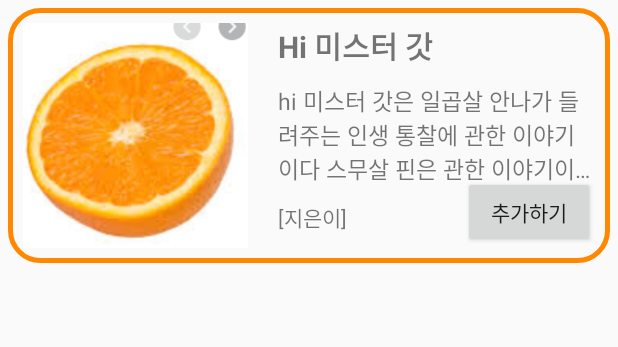
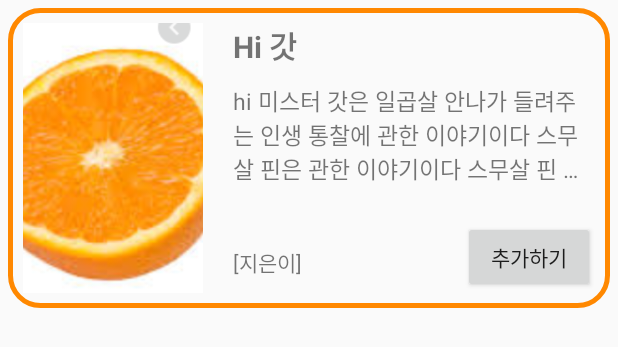
Before and after one commit to jujube0/SoptSeminar3, an Android app: the layout kakao_recycler_item.xml on its own in the app's theme, with its tools: preview values and no code run, on a phone screen of 412 x 824 dp. Shown: the top 347 px of the screen. Run offline under Robolectric (Android 15) with nearby library versions, the phone set to English and light mode, and no system bars.

Commit message:
kakao api

```diff
--- a/app/src/main/java/com/example/soptseminar3/customEnqueue.kt
+++ b/app/src/main/java/com/example/soptseminar3/customEnqueue.kt
@@ -19,9 +19,10 @@ fun<ResponseType> Call<ResponseType>.customEnqueue(
         override fun onResponse(call: Call<ResponseType>, response: Response<ResponseType>) {
             response.body()?.let{
                 onSuccess(it)
+
             }?:onError()
-            Log.d("enqueue", response.message())
-            Log.d("enqueue", response.code().toString())
+            Log.d("c_enqueue", response.message())
+            Log.d("c_enqueue", response.code().toString())
         }
     })
 
--- a/app/src/main/java/com/example/soptseminar3/kakaoBook/BookData.kt
+++ b/app/src/main/java/com/example/soptseminar3/kakaoBook/BookData.kt
@@ -15,7 +15,7 @@ data class RequestBookData(
 )
 data class ResponseBookData(
     var meta:Meta?,
-    var documents:DocumentData?
+    var documents:Array<DocumentData>?
 )
 
 data class Meta(
--- a/app/src/main/java/com/example/soptseminar3/network/RequestInterface.kt
+++ b/app/src/main/java/com/example/soptseminar3/network/RequestInterface.kt
@@ -6,6 +6,7 @@ import com.example.soptseminar3.data.RequestSignUp
 import com.example.soptseminar3.data.ResponseLogin
 import com.example.soptseminar3.data.ResponseSignUp
 import com.example.soptseminar3.kakaoBook.BookData
+import com.example.soptseminar3.kakaoBook.RequestBookData
 import com.example.soptseminar3.kakaoBook.ResponseBookData
 import retrofit2.Call
 import retrofit2.http.*
@@ -17,9 +18,10 @@ interface RequestInterface {
     @POST("/user/signup")
     fun requestSignup(@Body body: RequestSignUp) : Call<ResponseSignUp>
 
-    @Headers("Authorization: KakaoAK "+ R.string.app_key)
+    @Headers("Authorization: KakaoAK 9308cfd92a1e890f1569d69fecb4022d")
     @GET("/v3/search/book")
     fun requestSearchBook(
-        @Query("query")bookTitle:String
+        //@Header("Authorization: KakaoAK ")api :String,
+        @Query("query") query:String
     ):Call<ResponseBookData>
 }
--- a/app/src/main/res/layout/kakao_recycler_item.xml
+++ b/app/src/main/res/layout/kakao_recycler_item.xml
@@ -3,14 +3,14 @@
     xmlns:tools="http://schemas.android.com/tools"
     android:orientation="vertical"
     android:layout_width="match_parent"
-    android:layout_height="wrap_content"
+    android:layout_height="200dp"
     android:padding="10dp"
     android:layout_margin="5dp"
     android:background="@drawable/rec_behind">
     <ImageView
         android:id="@+id/book_image"
-        android:layout_width="150dp"
-        android:layout_height="150dp"
+        android:layout_width="120dp"
+        android:layout_height="wrap_content"
         tools:src="@drawable/orange"
         android:scaleType="centerCrop"
         android:layout_marginRight="20dp"/>
@@ -21,7 +21,7 @@
         android:layout_toRightOf="@id/book_image"
         android:textStyle="bold"
         android:textSize="20dp"
-        tools:text="Hi 미스터 갓"/>
+        tools:text="Hi 갓"/>
     <TextView
         android:id="@+id/book_content"
         android:layout_width="match_parent"
```
Also changed, not shown: app/src/main/java/com/example/soptseminar3/kakaoBook/Mypage.kt (+46 -11 lines).
